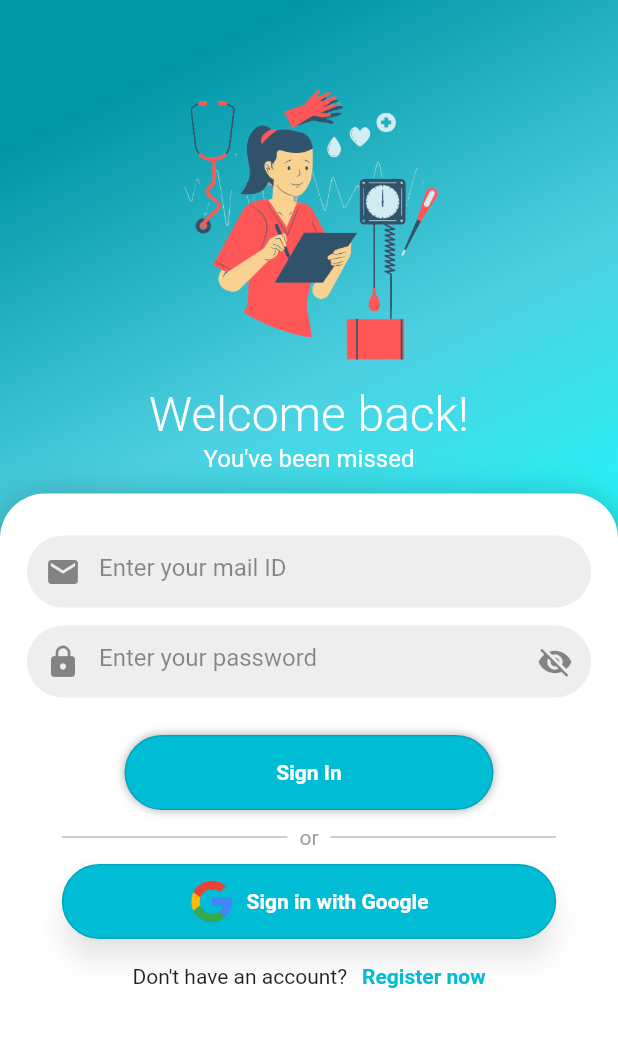
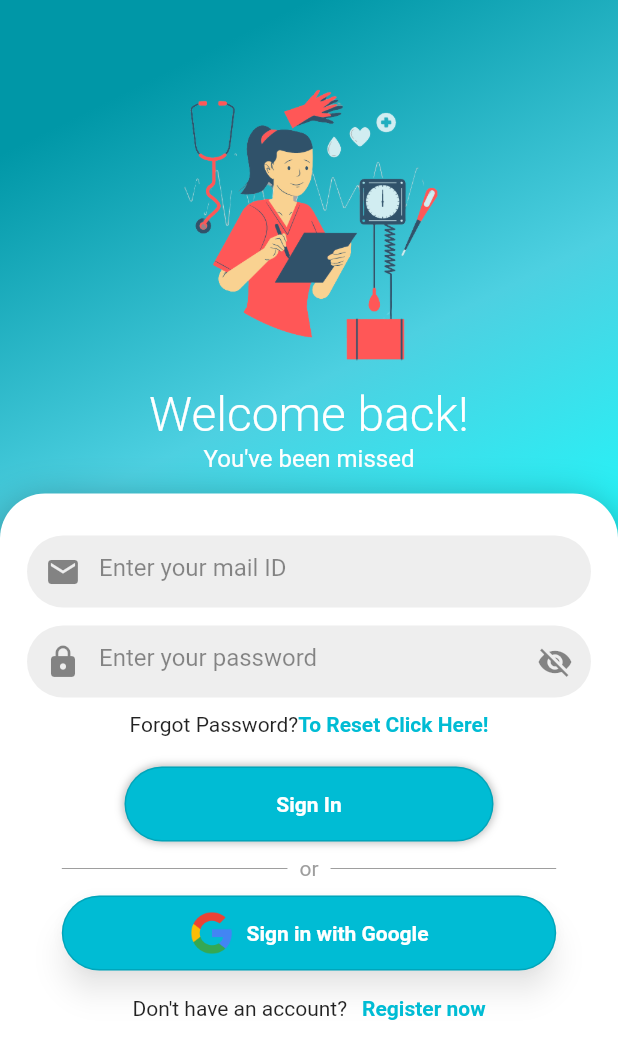
Before and after one commit to Akshatji800/Relive, a Flutter app: the SignInPage screen opened by its route, on a phone screen of 412 x 824 dp. Shown: the top 1059 px of the screen. Run offline on Flutter 3.47's test engine with Material 2 defaults, Android fonts, the light colour scheme and no system bars; our stand-ins replace firebase_auth, firebase_core, fluttertoast, google_fonts, google_sign_in, shared_preferences; accounts and stored records are empty; network calls fail.

Commit message:
feat: Add forgot password feature in sign-in page

```diff
--- a/lib/screens/sign_in_page.dart
+++ b/lib/screens/sign_in_page.dart
@@ -4,6 +4,7 @@ import 'package:flutter/rendering.dart';
 import 'package:flutter/widgets.dart';
 import 'package:fluttertoast/fluttertoast.dart';
 import 'package:mental_health/screens/home_page.dart';
+import 'package:mental_health/screens/reset_password.dart';
 import 'package:mental_health/screens/verify_email.dart';
 import 'package:mental_health/utils/constants.dart';
 import 'package:firebase_auth/firebase_auth.dart';
@@ -230,13 +231,31 @@ class _SignInPageState extends State<SignInPage> {
                                             fontSize: 12,
                                             fontWeight: FontWeight.normal),
                                       ),
-                                SizedBox(
-                                  height: 15,
-                                ),
                               ],
                             ),
                           ),
                         ),
+                        Row(
+                            mainAxisAlignment: MainAxisAlignment.center,
+                            children: [
+                              Text("Forgot Password?"),
+                              GestureDetector(
+                                onTap: () {
+                                  Navigator.pushReplacement(
+                                      context,
+                                      MaterialPageRoute(
+                                          builder: (context) => ResetScreen()));
+                                },
+                                child: Container(
+                                  child: Text("To Reset Click Here!",
+                                      style: TextStyle(
+                                        fontWeight: FontWeight.w700,
+                                        color: Colors.cyan.shade500,
+                                      )),
+                                ),
+                              )
+                            ]),
+                        SizedBox(height: 20),
                         GestureDetector(
                           onTap: () async {
                             password = passwordController.text;
```
Also changed, not shown: lib/screens/reset_password.dart (added, +126 -0 lines).
